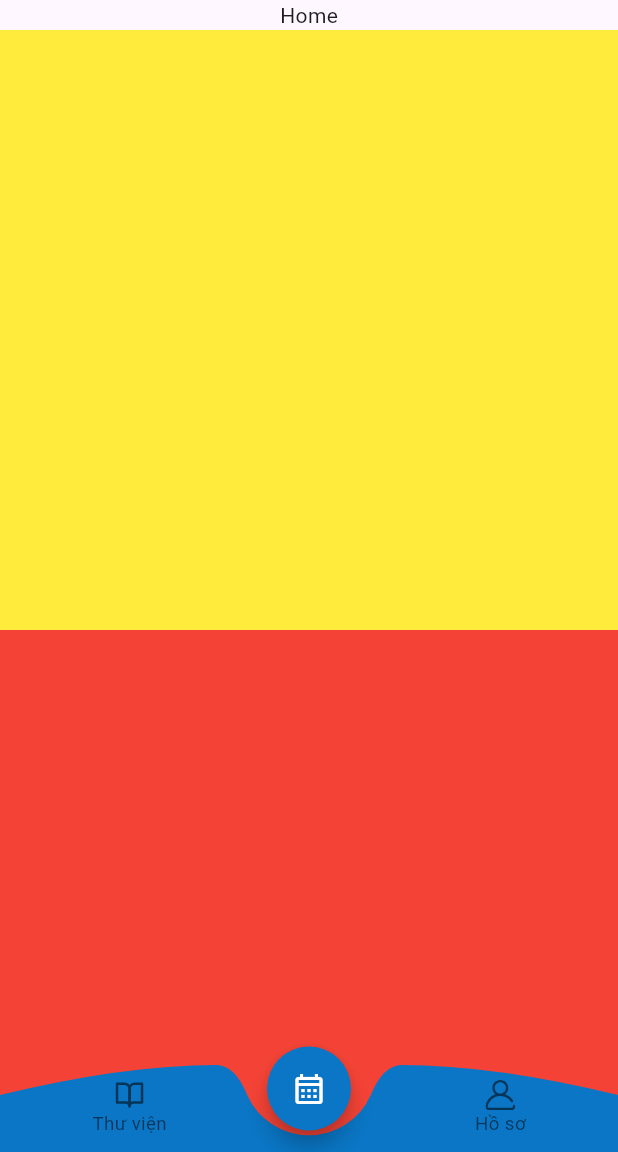
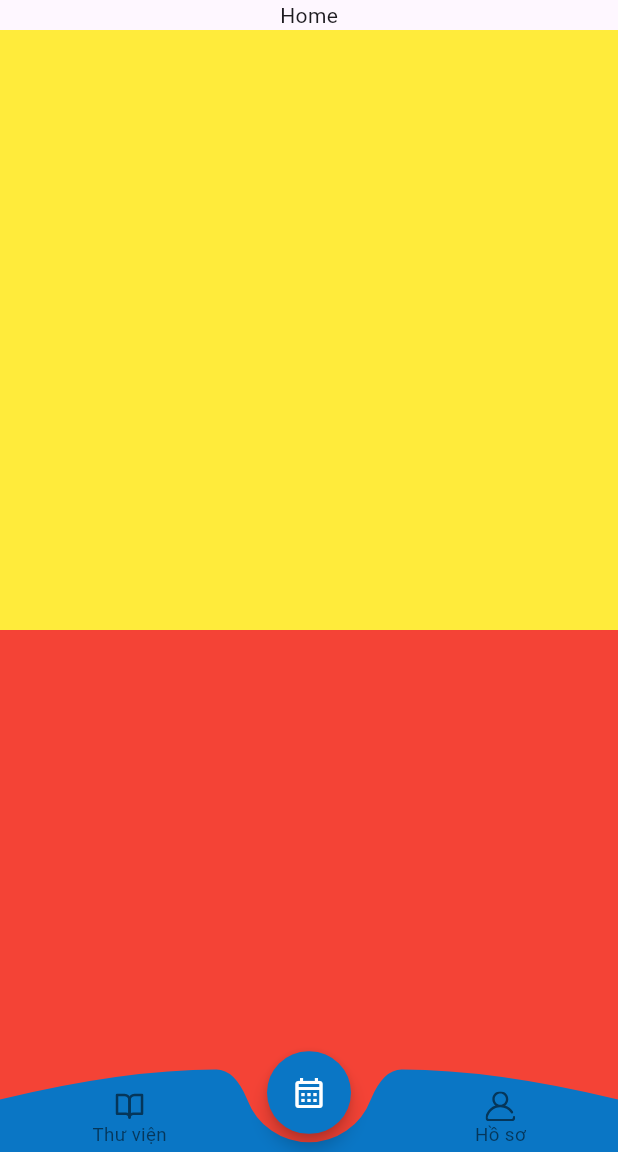
Before and after one commit to vohoangtuit/flutter_custom_bottom_navigation_bar, a Flutter app: the screen it shows after launch, after a tap on "Style 1", on a phone screen of 412 x 824 dp, the part 84-1236 px from its top. Run offline on Flutter 3.47's test engine with Material 2 defaults, Android fonts, the phone set to English and light mode, and no system bars; our stand-ins replace flutter_svg.

Commit message:
update code

```diff
--- a/lib/style_1/stype_one_screen.dart
+++ b/lib/style_1/stype_one_screen.dart
@@ -15,7 +15,7 @@ class StyleOne extends StatefulWidget {
 
 class _StyleOneState extends State<StyleOne> {
   int currentIndex = 1;
-  double heightNavigation = 58;
+  double heightNavigation = 55;
   List<Widget> listScreen = [
     const TabLibrary(),
     const TabHome(),
@@ -47,7 +47,7 @@ class _StyleOneState extends State<StyleOne> {
          Positioned(
            bottom: 0,
            left: 0,
-           child: Container(
+           child: SizedBox(
              width: size.width,
              height: heightNavigation,
              child: Stack(
@@ -70,17 +70,21 @@ class _StyleOneState extends State<StyleOne> {
                          currentIndex =1;
                        });
                      },
+                       elevation: 5.0,
                      child:  Icon(
                        Icons.calendar_month_outlined,
                        color: currentIndex==1?Colors.white:Colors.black26,
                      ),
-                     //  elevation: 5.0,
                    ),
                  ),
-                 Container(
+                 SizedBox(
                    width: size.width,
-                   height: 80,
-                   child: Row(
+                   height: heightNavigation,
+                   child: Column(
+                     mainAxisAlignment: MainAxisAlignment.center,
+                     children: [
+                       const SizedBox(height: 12,),
+                       Row(
                          mainAxisAlignment: MainAxisAlignment.spaceEvenly,
                          children: [
                            customTab('menu_book','Thư viện',currentIndex == 0?true:false,(){
@@ -93,6 +97,8 @@ class _StyleOneState extends State<StyleOne> {
                            customTab('menu_profile','Hồ sơ',currentIndex == 2?true:false,(){
                              pageChanged(2);
                            }),
+                         ],
+                       ),
                      ],
                    ),
                  )
--- a/lib/widget/customPainter.dart
+++ b/lib/widget/customPainter.dart
@@ -16,7 +16,7 @@ class BNBCustomPainter extends CustomPainter {
     path.quadraticBezierTo(
         size.width * 0.38, 0, size.width * 0.40, 20); // todo left
     path.arcToPoint(Offset(size.width * 0.60, 20),
-        radius: const Radius.circular(45.0), clockwise: false); // todo center
+        radius: const Radius.circular(44.0), clockwise: false); // todo center
     path.quadraticBezierTo(
         size.width * 0.62, 0, size.width * 0.65, 0); // todo right
     path.quadraticBezierTo(size.width * 0.80, 0, size.width, 20);
--- a/lib/widget/item_bottom_menu.dart
+++ b/lib/widget/item_bottom_menu.dart
@@ -40,14 +40,14 @@ List<BottomNavigationBarItem> listTabsWithOutHome(int position){
     ),];
 }
 
-Widget customTab( String icon,String lable,bool active,  VoidCallback onSelected){
+Widget customTab( String icon,String label,bool active,  VoidCallback onSelected){
   return InkWell(
     child: Column(
       mainAxisAlignment: MainAxisAlignment.center,
       crossAxisAlignment: CrossAxisAlignment.center,
       children: [
         SvgPicture.asset('assets/svg/$icon.svg',colorFilter: ColorFilter.mode(active?Colors.white:Colors.black54, BlendMode.srcIn),width: 22,height: 20,),
-        Text(lable,style: TextStyle(color: active?Colors.white:Colors.black54,fontSize: 12.5),)
+        Text(label,style: TextStyle(color: active?Colors.white:Colors.black54,fontSize: 12.5),)
       ],
     ),
     onTap: (){
```
Also changed, not shown: lib/style_1/style_one_one_screen.dart (+10 -4 lines). Lines whose indentation alone changed are shown as unchanged.
